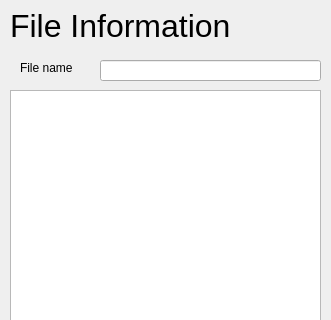
Old version of the form client/ui/FileInformation/fileinformation.ui in the repository s267562/Live-Text-Editor; both pictures show x 0 to 331 and y 0 to 320 of the 331 by 488 pixel window.
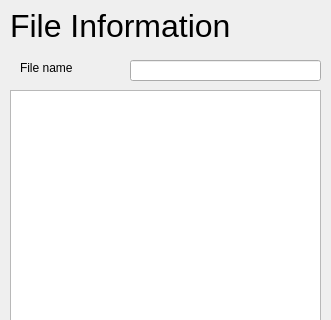
New version of the form.

Patch:
```diff
--- a/client/ui/FileInformation/fileinformation.ui
+++ b/client/ui/FileInformation/fileinformation.ui
@@ -60,9 +60,9 @@
   <widget class="QLineEdit" name="lineEdit">
    <property name="geometry">
     <rect>
-     <x>100</x>
+     <x>130</x>
      <y>60</y>
-     <width>221</width>
+     <width>191</width>
      <height>21</height>
     </rect>
    </property>
@@ -72,7 +72,7 @@
     <rect>
      <x>20</x>
      <y>60</y>
-     <width>58</width>
+     <width>91</width>
      <height>16</height>
     </rect>
    </property>
```
